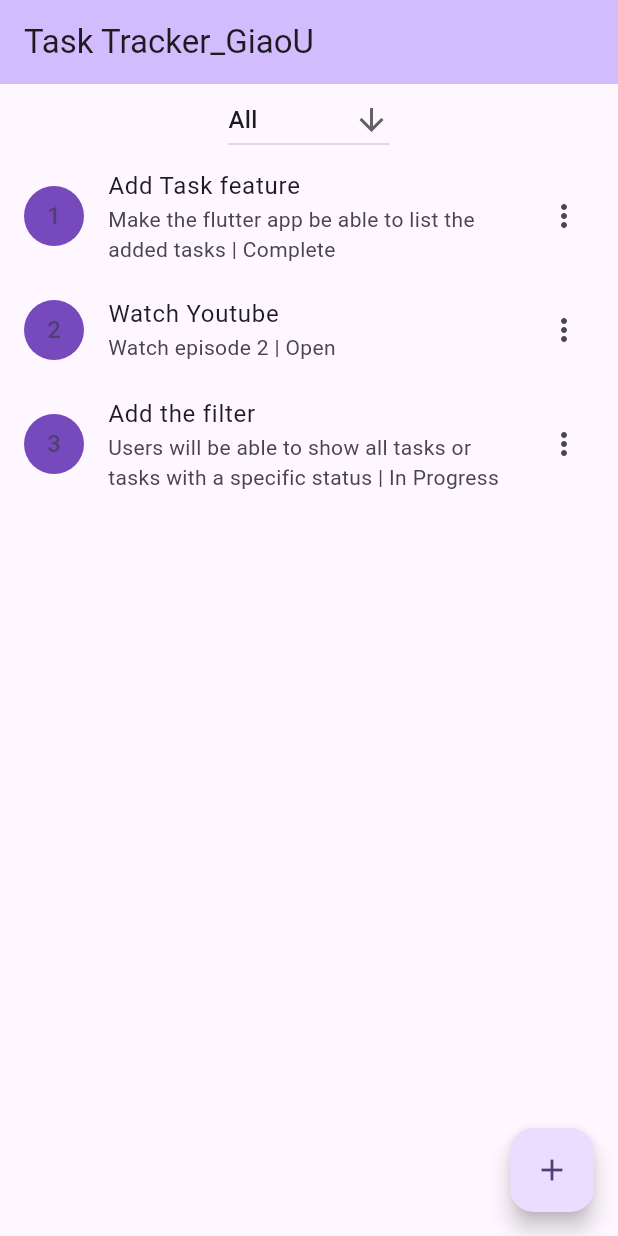
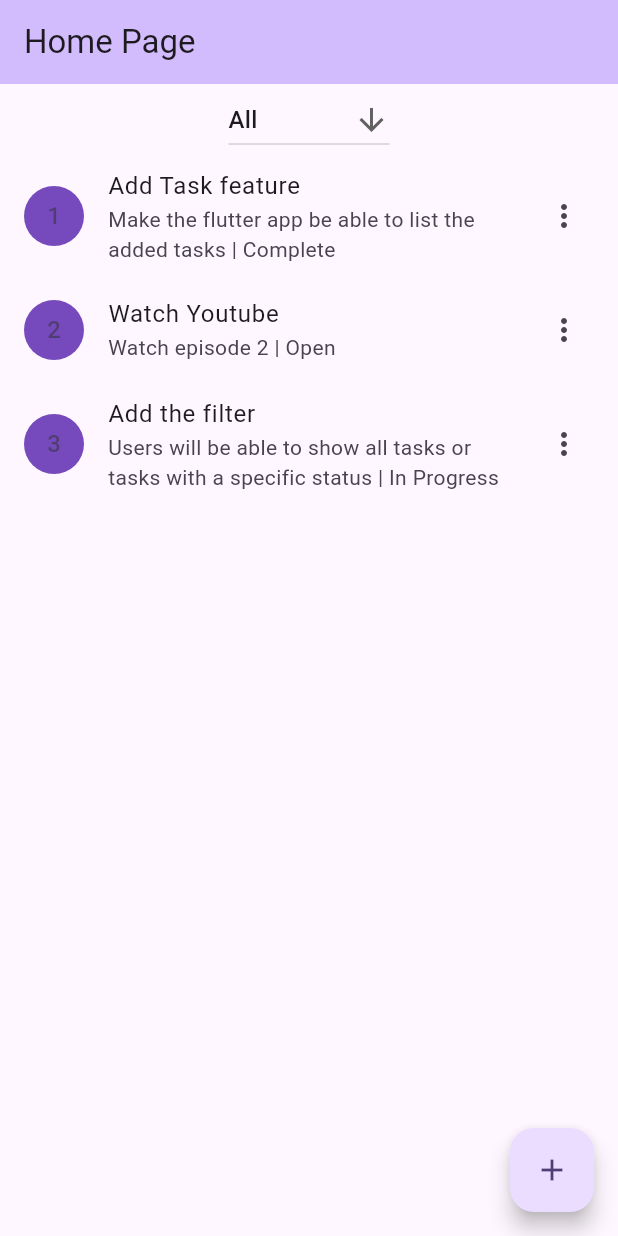
Before and after one commit to giaou/Task_Tracker, a Flutter app: the screen it shows after launch, on a phone screen of 412 x 824 dp. Run offline on Flutter 3.47's test engine with Material 2 defaults, Android fonts, the phone set to English and light mode, and no system bars; our stand-ins replace go_router.

Commit message:
modified main.dart

```diff
--- a/lib/main.dart
+++ b/lib/main.dart
@@ -1,23 +1,20 @@
 import 'package:flutter/material.dart';
+import 'package:go_router/go_router.dart';
 import 'package:provider/provider.dart';
 import 'package:task_tracker/data.dart';
-import 'package:task_tracker/task_form.dart';
+import 'routes.dart';
 
 
-//List of tasks' statuses
-List<String> list = <String>['All','Open','In Progress','Complete'];
 
 void main() {
   runApp(const MyApp());
 }
 
-// const _router = GoRouter(
-//   routes:[
-//     GoRoute(
-//       path:'/'
-//     )
-//   ]
-// )
+
+final _router = GoRouter(
+  initialLocation: '/home',
+  routes: routes
+);
 
 
 class MyApp extends StatelessWidget {
@@ -28,98 +25,15 @@ class MyApp extends StatelessWidget {
   Widget build(BuildContext context) {
     return ChangeNotifierProvider(
       create: (context)=>TaskList(),
-      child: MaterialApp(
+      child: MaterialApp.router(
         title: 'Flutter Demo',
         debugShowCheckedModeBanner: false,
         theme: ThemeData(
           colorScheme: ColorScheme.fromSeed(seedColor: Colors.deepPurple),
           useMaterial3: true,
         ),
-        home: const MyHomePage(title: 'Task Tracker_GiaoU'),
+       routerConfig: _router,
       ),
     );
   }
 }
-
-class MyHomePage extends StatefulWidget {
-  const MyHomePage({super.key, required this.title});
-  final String title;
-
-  @override
-  State<MyHomePage> createState() => _MyHomePageState();
-}
-
-class _MyHomePageState extends State<MyHomePage> {
-
-  //initialize dropdown value
-  String dropdownValue = list.first;
-
-
-
-  @override
-  Widget build(BuildContext context) {
-    final taskHolder = context.watch<TaskList>();
-
-
-    return Scaffold(
-      appBar: AppBar(
-        backgroundColor: Theme.of(context).colorScheme.inversePrimary,
-        title: Text(widget.title),
-      ),
-      body: Column(
-        crossAxisAlignment: CrossAxisAlignment.center,
-        children: [
-          DropdownButton(
-            value: dropdownValue,
-            icon: const Icon(Icons.arrow_downward),
-            onChanged: (String? value){
-              setState(() {
-                dropdownValue = value!;
-              });
-            },
-            items: list.map<DropdownMenuItem<String>>((String value){
-              return DropdownMenuItem<String>(
-                value:value,
-                child: Text(value),
-              );
-            }).toList(),
-          ),
-          Expanded(
-            //display tasks on the screen
-            child:  ListView.builder(
-              itemCount: taskHolder.taskList.length,
-              itemBuilder: (context,index){
-                //check if the users want to display all tasks or only tasks with a specific status
-                return dropdownValue=="All"|| taskHolder.taskList[index].status==dropdownValue? Visibility(
-                  visible: true,
-                    child: ListTile(
-                      leading: CircleAvatar(
-                        backgroundColor: const Color(0xff764abc),
-                        child: Text((index+1).toString()),
-                      ),
-                      title: Text(taskHolder.taskList[index].title!),
-                      subtitle: Text("${taskHolder.taskList[index].description!} | ${taskHolder.taskList[index].status!}"),
-                      trailing: const Icon(Icons.more_vert),
-                      onTap: (){
-                        Navigator.push(context, MaterialPageRoute(builder: (context) => TaskForm(task: taskHolder.taskList[index],index: index)));
-                      },
-                    ) ,
-                )
-                    :  const Visibility(visible: false, child: Text(""),);
-              },
-            ) ,
-          ),
-
-        ],
-      ),
-      //Adding task functions
-      floatingActionButton: FloatingActionButton(
-        onPressed: (){
-          Navigator.push(context, MaterialPageRoute(builder: (context) =>  TaskForm()));
-        },
-        tooltip: 'Increment',
-        child: const Icon(Icons.add),
-      ), // This trailing comma makes auto-formatting nicer for build methods.
-    );
-  }
-}
```
